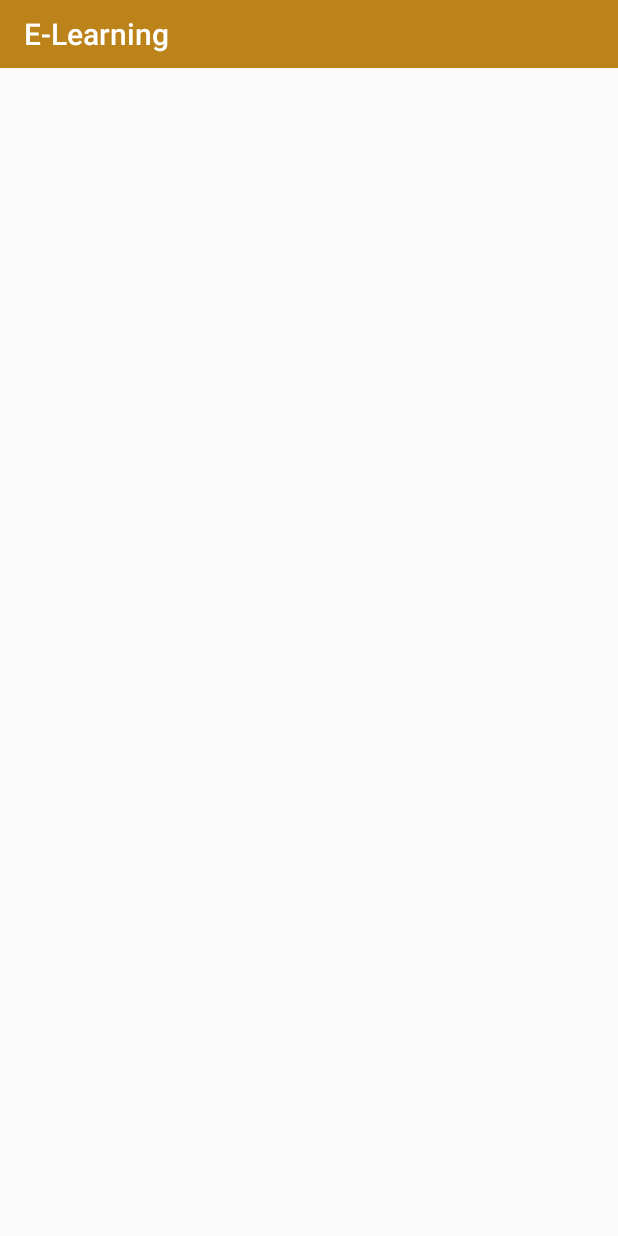
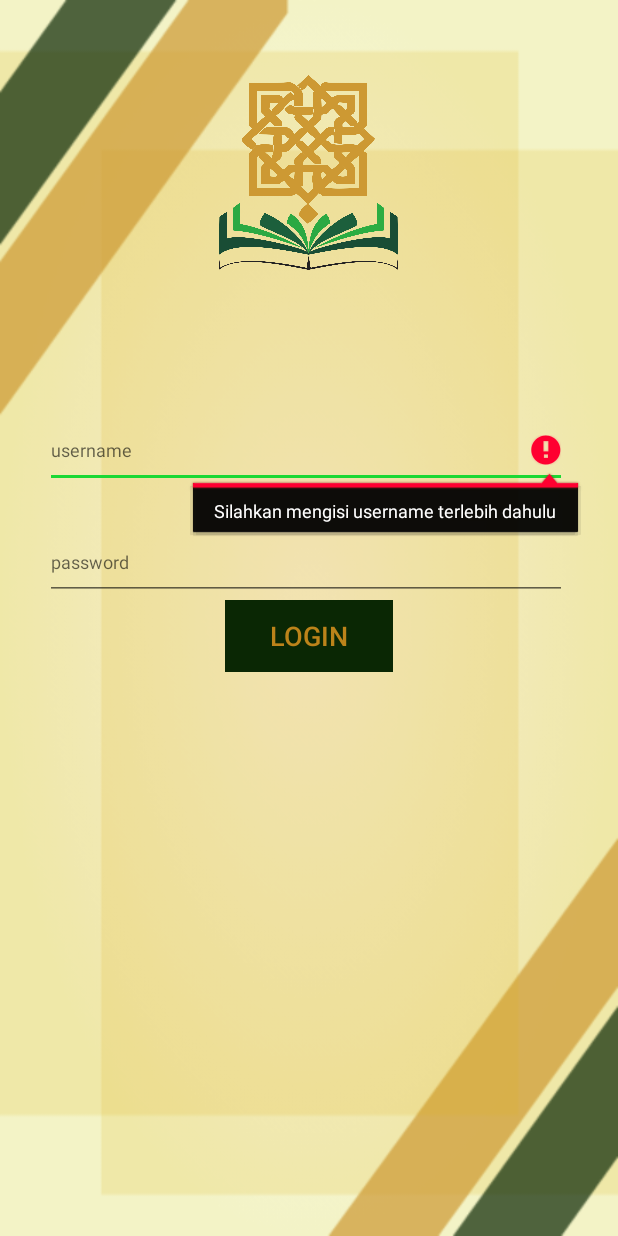
Before and after one commit to RPL5/Elearning5, an Android app: the screen it shows after launch (MainActivity before the commit, LoginActivity after it), after a tap on "LOGIN", on a phone screen of 412 x 824 dp. Run offline under Robolectric (Android 15) with nearby library versions, the phone set to English and light mode, and no system bars.

Commit message:
edit text dan memperbaiki contrain layout

```diff
--- a/app/src/main/java/com/androidprojectrpl/k5/learning_kelompok5/view/LoginActivity.java
+++ b/app/src/main/java/com/androidprojectrpl/k5/learning_kelompok5/view/LoginActivity.java
@@ -4,6 +4,7 @@ import android.content.Intent;
 import android.support.v7.app.AppCompatActivity;
 import android.os.Bundle;
 import android.view.View;
+import android.widget.EditText;
 
 import com.androidprojectrpl.k5.learning_kelompok5.R;
 
@@ -15,6 +16,18 @@ public class LoginActivity extends AppCompatActivity {
         setContentView(R.layout.activity_login);
     }
     public void LOGIN(View view) {
+        EditText edUsername=findViewById(R.id.edittext1);
+        EditText edPassword=findViewById(R.id.edittext2);
+        String qUsername = edUsername.getText().toString();
+        String qPassword = edPassword.getText().toString();
+        if(qUsername.trim().equals("")) {
+            edUsername.setError("Silahkan mengisi username terlebih dahulu");
+            return;
+        }
+        if(qPassword.trim().equals("")) {
+            edPassword.setError("Silahkan mengisi Password terlebih dahulu");
+            return;
+        }
         Intent intent = new Intent(LoginActivity.this, MainActivity.class);
         startActivity(intent);
     }
--- a/app/src/main/res/layout/activity_login.xml
+++ b/app/src/main/res/layout/activity_login.xml
@@ -45,19 +45,34 @@
         android:layout_marginLeft="92.5dp"/>
 
     <EditText
+        android:id="@+id/edittext1"
         android:layout_width="320dp"
         android:layout_height="50dp"
-        android:hint="username"
+        android:layout_alignParentStart="true"
+        android:layout_alignParentLeft="true"
+        android:layout_alignParentEnd="true"
+        android:layout_alignParentRight="true"
+        android:layout_marginStart="30dp"
+        android:layout_marginLeft="30dp"
         android:layout_marginTop="275dp"
-        android:layout_marginRight="30dp"
-        android:layout_marginLeft="30dp"/>
+        android:layout_marginEnd="34dp"
+        android:layout_marginRight="34dp"
+        android:hint="username" />
+
     <EditText
+        android:id="@+id/edittext2"
         android:layout_width="320dp"
         android:layout_height="50dp"
+        android:layout_alignParentStart="true"
+        android:layout_alignParentLeft="true"
+        android:layout_alignParentEnd="true"
+        android:layout_alignParentRight="true"
+        android:layout_marginStart="30dp"
+        android:layout_marginLeft="30dp"
+        android:layout_marginTop="350dp"
+        android:layout_marginEnd="34dp"
+        android:layout_marginRight="34dp"
         android:hint="password"
-        android:layout_marginTop="350dp"
-        android:layout_marginRight="30dp"
-        android:layout_marginLeft="30dp"
         android:inputType="textPassword" />
 
     <Button
```
Also changed, not shown: 2 other files.
